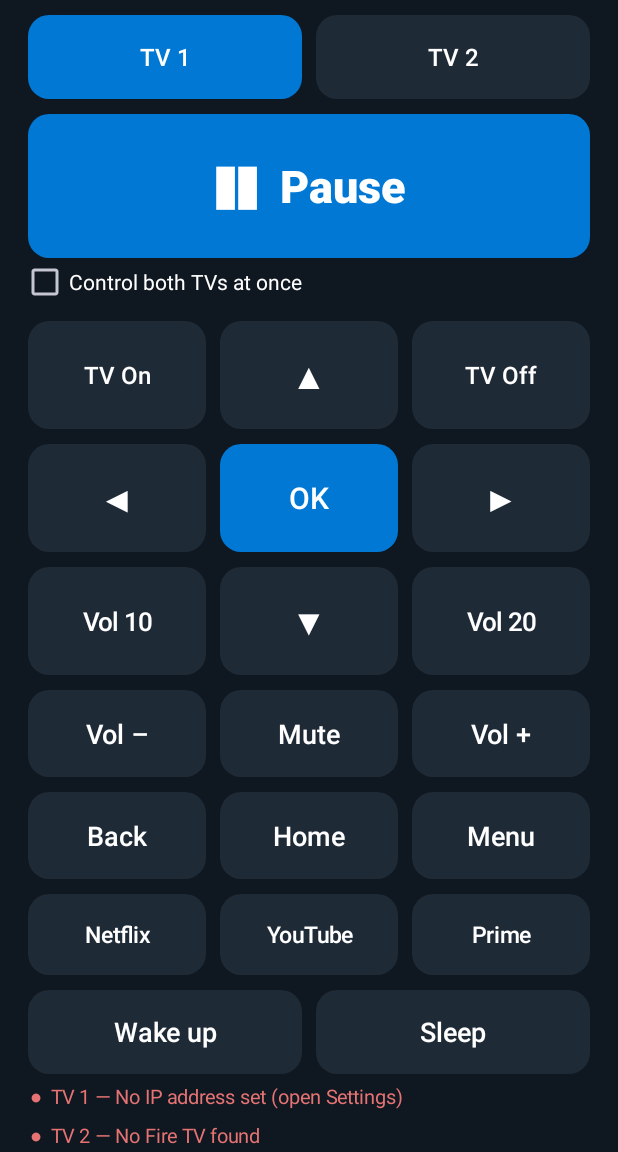
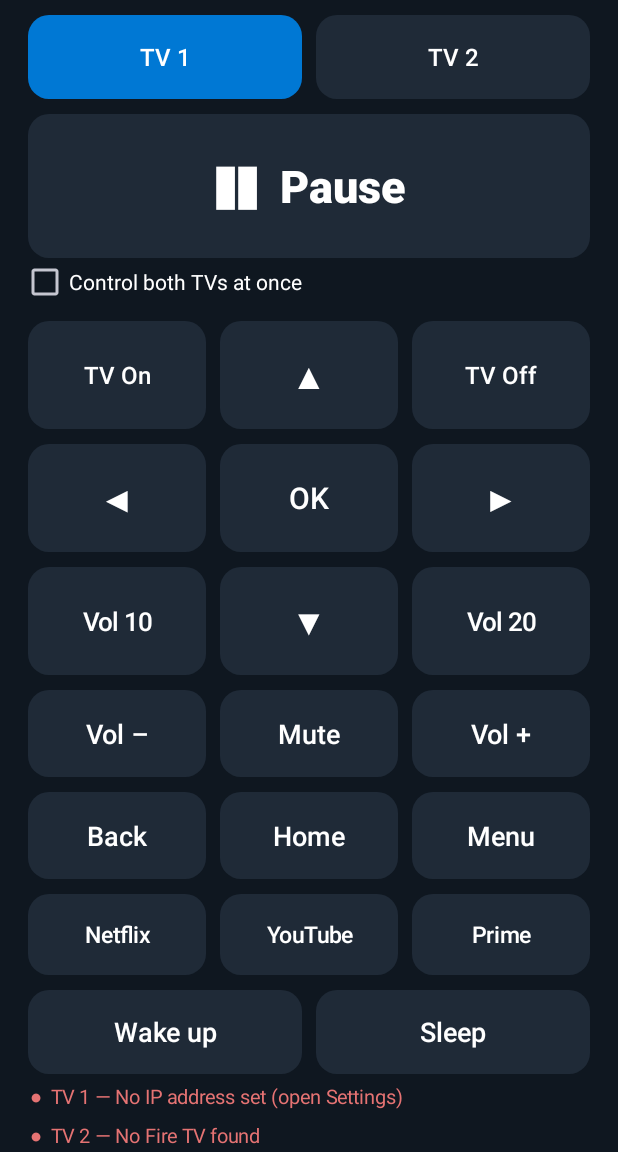
Before and after one commit to Cassey88/firetv-remote, an Android app: the screen it shows after launch (MainActivity), after a tap on "OK", on a phone screen of 412 x 824 dp, the part 84-1236 px from its top. Run offline under Robolectric (Android 15) with nearby library versions, the phone set to English and light mode, and no system bars; 2 other taps on this screen came first.

Commit message:
All buttons flash blue when pressed

```diff
--- a/app/src/main/java/nz/cassey/firetv/MainActivity.kt
+++ b/app/src/main/java/nz/cassey/firetv/MainActivity.kt
@@ -153,7 +153,8 @@ class MainActivity : Activity() {
             setTextColor(Color.WHITE)
             this.textSize = textSize
             stateListAnimator = null
-            background = if (accent) bg(ACCENT, ACCENT_PRESSED) else bg(BTN, BTN_PRESSED)
+            tag = accent
+            background = if (accent) bg(ACCENT, ACCENT_PRESSED) else bg(BTN, ACCENT)
         }
 
     private fun row(height: Int = 64): LinearLayout = LinearLayout(this).apply {
@@ -178,11 +179,14 @@ class MainActivity : Activity() {
     /** Turns a button blue for a moment after it is pressed, then back to normal. */
     private fun flashBlue(b: Button) {
         b.background = bg(ACCENT, ACCENT_PRESSED)
-        mainHandler.postDelayed({ b.background = bg(BTN, BTN_PRESSED) }, 700)
+        mainHandler.postDelayed({
+            b.background = if (b.tag == true) bg(ACCENT, ACCENT_PRESSED) else bg(BTN, ACCENT)
+        }, 700)
     }
 
     private fun haptic(v: View) {
         v.performHapticFeedback(HapticFeedbackConstants.KEYBOARD_TAP)
+        if (v is Button) flashBlue(v)
     }
 
     private fun keyButton(label: String, keyCode: Int, accent: Boolean = false, repeat: Boolean = false, textSize: Float = 18f, shell: String? = null, irKind: String? = null, flash: Boolean = false): Button {
@@ -565,7 +569,7 @@ class MainActivity : Activity() {
         root.addView(sel)
 
         val playRow = row(96)
-        playBtn = makeButton("❚❚  Pause", true, 30f)
+        playBtn = makeButton("❚❚  Pause", false, 30f)
         playBtn.setTypeface(playBtn.typeface, Typeface.BOLD)
         playBtn.setOnClickListener {
             haptic(it)
@@ -590,7 +594,7 @@ class MainActivity : Activity() {
         addTo(r1, tvPowerButton(true)); addTo(r1, keyButton("▲", 19, repeat = true, textSize = 24f)); addTo(r1, tvPowerButton(false))
         val r2 = row(72)
         addTo(r2, keyButton("◀", 21, repeat = true, textSize = 24f))
-        addTo(r2, keyButton("OK", 23, true, textSize = 20f))
+        addTo(r2, keyButton("OK", 23, textSize = 20f))
         addTo(r2, keyButton("▶", 22, repeat = true, textSize = 24f))
         val r3 = row(72)
         addTo(r3, presetButton(10)); addTo(r3, keyButton("▼", 20, repeat = true, textSize = 24f)); addTo(r3, presetButton(20))
@@ -668,7 +672,7 @@ class MainActivity : Activity() {
         for (i in 0..1) {
             selectorButtons[i]?.apply {
                 text = tvName(i)
-                background = if (i == selected) bg(ACCENT, ACCENT_PRESSED) else bg(BTN, BTN_PRESSED)
+                background = if (i == selected) bg(ACCENT, ACCENT_PRESSED) else bg(BTN, ACCENT)
             }
         }
         refreshStatus()
```
